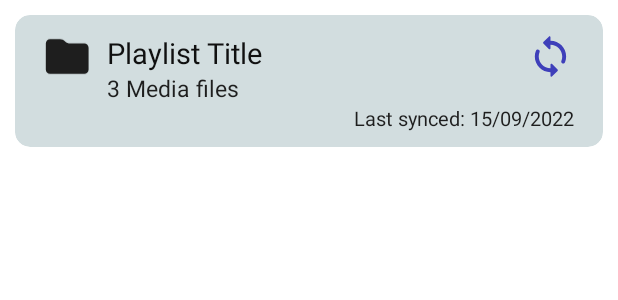
After one commit to muhammed9865/VidMe, an Android app: the layout list_item_playlist_info.xml on its own in the app's theme, with its tools: preview values and no code run, on a phone screen of 412 x 824 dp. The commit adds this screen. Shown: the top 300 px of the screen. Run offline under Robolectric (Android 15) with nearby library versions, the phone set to English and light mode, and no system bars.

Commit message:
create PlaylistsInfoViewHolder and Adapter

```diff
--- a/app/build.gradle
+++ b/app/build.gradle
@@ -85,7 +85,12 @@ dependencies {
     // Youtube-DL used for downloading videos
     implementation 'com.github.yausername.youtubedl-android:library:0.13.2'
 
+    // Timber for Logging on Debug mode
     implementation 'com.jakewharton.timber:timber:5.0.1'
+
+    // SSP for responsive textsizes
+    implementation 'com.intuit.ssp:ssp-android:1.1.0'
+    implementation 'com.intuit.sdp:sdp-android:1.1.0'
 
 
     // Local Unit Tests
--- a/app/src/main/java/com/example/vidme/presentation/activity/main/MainActivity.kt
+++ b/app/src/main/java/com/example/vidme/presentation/activity/main/MainActivity.kt
@@ -59,8 +59,8 @@ class MainActivity @Inject constructor() : AppCompatActivity() {
 
     override fun onCreateOptionsMenu(menu: Menu?): Boolean {
         menuInflater.inflate(R.menu.main_activity_menu, menu)
+        // Initializing the TopBar search button to be a searchView
         val searchView = menu?.findItem(R.id.action_search)?.actionView as? SearchView
-
         searchView?.setOnQueryTextListener(object : SearchView.OnQueryTextListener {
             override fun onQueryTextSubmit(query: String?): Boolean = false
 
--- /dev/null
+++ b/app/src/main/java/com/example/vidme/presentation/viewholder/ItemsListListeners.kt
@@ -0,0 +1,6 @@
+package com.example.vidme.presentation.viewholder
+
+import com.example.vidme.domain.pojo.YoutubePlaylistInfo
+
+
+typealias PlaylistInfoListener = (playlist: YoutubePlaylistInfo) -> Unit
--- /dev/null
+++ b/app/src/main/res/drawable/ic_folder.xml
@@ -0,0 +1,9 @@
+<vector xmlns:android="http://schemas.android.com/apk/res/android"
+    android:width="19dp"
+    android:height="15dp"
+    android:viewportWidth="19"
+    android:viewportHeight="15">
+  <path
+      android:fillColor="#1E1E1E"
+      android:pathData="M8.513,1.375C7.959,0.815 7.205,0.5 6.418,0.5H2.459C1.508,0.5 0.738,1.287 0.738,2.25L0.73,12.75C0.73,13.712 1.508,14.5 2.459,14.5H16.296C17.247,14.5 18.025,13.712 18.025,12.75V4C18.025,3.037 17.247,2.25 16.296,2.25H10.608C9.821,2.25 9.066,1.935 8.513,1.375Z" />
+</vector>
--- /dev/null
+++ b/app/src/main/res/layout/list_item_playlist_info.xml
@@ -0,0 +1,118 @@
+<?xml version="1.0" encoding="utf-8"?>
+<com.google.android.material.card.MaterialCardView xmlns:android="http://schemas.android.com/apk/res/android"
+    xmlns:app="http://schemas.android.com/apk/res-auto"
+    xmlns:tools="http://schemas.android.com/tools"
+    android:id="@+id/playlist_item"
+    android:layout_width="match_parent"
+    android:layout_height="wrap_content"
+    android:layout_margin="10dp"
+    app:cardBackgroundColor="@color/items_color"
+    app:cardCornerRadius="@dimen/defaultCornerRadius"
+    app:cardElevation="0dp">
+
+    <androidx.constraintlayout.widget.ConstraintLayout
+        android:layout_width="match_parent"
+        android:layout_height="match_parent"
+        android:paddingVertical="10dp">
+
+        <androidx.appcompat.widget.AppCompatImageView
+            android:id="@+id/appCompatImageView"
+            android:layout_width="0dp"
+            android:layout_height="0dp"
+            android:src="@drawable/ic_folder"
+            android:tint="@color/iconsOnItems_color"
+            app:layout_constraintDimensionRatio="1:1"
+            app:layout_constraintEnd_toStartOf="@+id/guideline5"
+            app:layout_constraintStart_toStartOf="@+id/guideline4"
+            app:layout_constraintTop_toTopOf="@+id/guideline2" />
+
+        <androidx.constraintlayout.widget.Guideline
+            android:id="@+id/guideline2"
+            android:layout_width="wrap_content"
+            android:layout_height="wrap_content"
+            android:orientation="horizontal"
+            app:layout_constraintGuide_percent="0.03" />
+
+        <androidx.constraintlayout.widget.Guideline
+            android:id="@+id/guideline3"
+            android:layout_width="wrap_content"
+            android:layout_height="wrap_content"
+            android:orientation="horizontal"
+            app:layout_constraintGuide_percent="1" />
+
+        <androidx.constraintlayout.widget.Guideline
+            android:id="@+id/guideline4"
+            android:layout_width="wrap_content"
+            android:layout_height="wrap_content"
+            android:orientation="vertical"
+            app:layout_constraintGuide_percent="0.05" />
+
+        <androidx.constraintlayout.widget.Guideline
+            android:id="@+id/guideline5"
+            android:layout_width="wrap_content"
+            android:layout_height="wrap_content"
+            android:orientation="vertical"
+            app:layout_constraintGuide_percent="0.13" />
+
+        <androidx.constraintlayout.widget.Guideline
+            android:id="@+id/guideline6"
+            android:layout_width="wrap_content"
+            android:layout_height="wrap_content"
+            android:orientation="vertical"
+            app:layout_constraintGuide_percent="0.95" />
+
+        <androidx.constraintlayout.widget.Guideline
+            android:id="@+id/guideline7"
+            android:layout_width="wrap_content"
+            android:layout_height="wrap_content"
+            android:orientation="vertical"
+            app:layout_constraintGuide_percent="0.87" />
+
+        <TextView
+            android:id="@+id/playlist_name"
+            android:layout_width="wrap_content"
+            android:layout_height="wrap_content"
+            android:layout_marginStart="@dimen/_8sdp"
+            android:textColor="@color/primaryTextOnSurface"
+            android:textSize="@dimen/_15ssp"
+            app:layout_constraintStart_toEndOf="@+id/appCompatImageView"
+            app:layout_constraintTop_toTopOf="@+id/appCompatImageView"
+            tools:text="Playlist Title" />
+
+        <TextView
+            android:id="@+id/files_count"
+            android:layout_width="wrap_content"
+            android:layout_height="wrap_content"
+            android:textColor="@color/secondaryTextOnSurface"
+            android:textSize="@dimen/_12ssp"
+            app:layout_constraintStart_toStartOf="@+id/playlist_name"
+            app:layout_constraintTop_toBottomOf="@+id/playlist_name"
+            tools:text="3 Media files" />
+
+        <androidx.appcompat.widget.AppCompatImageView
+            android:id="@+id/sync_btn"
+            android:layout_width="0dp"
+            android:layout_height="0dp"
+            android:src="@drawable/ic_sync"
+            android:tint="@color/clickableOnItems_color"
+            app:layout_constraintDimensionRatio="1:1"
+            app:layout_constraintEnd_toStartOf="@+id/guideline6"
+            app:layout_constraintStart_toStartOf="@+id/guideline7"
+            app:layout_constraintTop_toTopOf="@+id/guideline2" />
+
+        <TextView
+            android:id="@+id/last_synced_txt"
+            android:layout_width="0dp"
+            android:layout_height="wrap_content"
+            android:layout_marginTop="16dp"
+            android:gravity="end"
+            android:textColor="@color/secondaryTextOnSurface"
+            android:textSize="@dimen/_10ssp"
+            app:layout_constraintBottom_toBottomOf="parent"
+            app:layout_constraintEnd_toStartOf="@+id/guideline6"
+            app:layout_constraintStart_toEndOf="@+id/files_count"
+            app:layout_constraintTop_toBottomOf="@+id/sync_btn"
+            tools:text="Last synced: 15/09/2022" />
+    </androidx.constraintlayout.widget.ConstraintLayout>
+
+</com.google.android.material.card.MaterialCardView>
--- a/app/src/main/res/values/colors.xml
+++ b/app/src/main/res/values/colors.xml
@@ -10,12 +10,14 @@
 
     <color name="toolbarColor">#3E3FBA</color>
     <color name="background_color">#F3EEF2</color>
-    <color name="items_color">#265E84</color>
+    <color name="items_color">#D2DDDF</color>
     <color name="icons_color">#F3EEF2</color>
+    <color name="iconsOnItems_color">#1E1E1E</color>
     <color name="textOnBackground">#1E1E1E</color>
-    <color name="primaryTextOnSurface">#FFFFFF</color>
-    <color name="secondaryTextOnSurface">#E3E3E3</color>
+    <color name="primaryTextOnSurface">#101010</color>
+    <color name="secondaryTextOnSurface">#1E1E1E</color>
     <color name="clickable_color">#DFF04D</color>
+    <color name="clickableOnItems_color">#3E3FBA</color>
     <color name="onClickable_color">#101010</color>
     <color name="border_color">#265E84</color>
 </resources>
--- /dev/null
+++ b/app/src/main/res/values/dimens.xml
@@ -0,0 +1,4 @@
+<?xml version="1.0" encoding="utf-8"?>
+<resources>
+    <dimen name="defaultCornerRadius">10dp</dimen>
+</resources>
--- a/app/src/main/res/values/strings.xml
+++ b/app/src/main/res/values/strings.xml
@@ -7,4 +7,6 @@
     <string name="singles">Singles</string>
     <string name="options">options</string>
     <string name="search">Search</string>
+    <string name="files_count">%d Media files</string>
+    <string name="last_synced">Last synced: %s</string>
 </resources>
```
Also changed, not shown: app/src/main/java/com/example/vidme/presentation/adapter/PlaylistInfoAdapter.kt (added, +54 -0 lines), app/src/main/java/com/example/vidme/presentation/fragment/playlists/PlaylistsFragment.kt (+8 -0 lines), app/src/main/java/com/example/vidme/presentation/viewholder/PlaylistInfoViewHolder.kt (added, +48 -0 lines).
